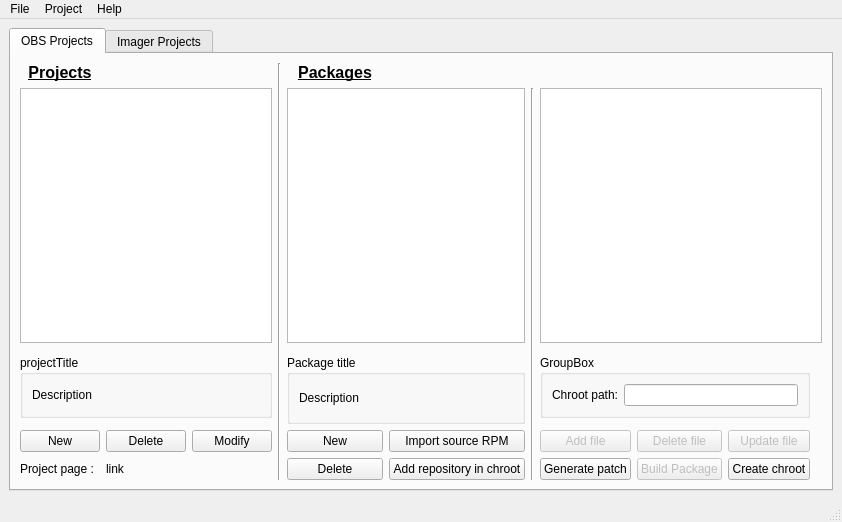
Old version of the form src/ObsLightGui/ui/obsLightMain.ui in the repository ronan22/obs-light.
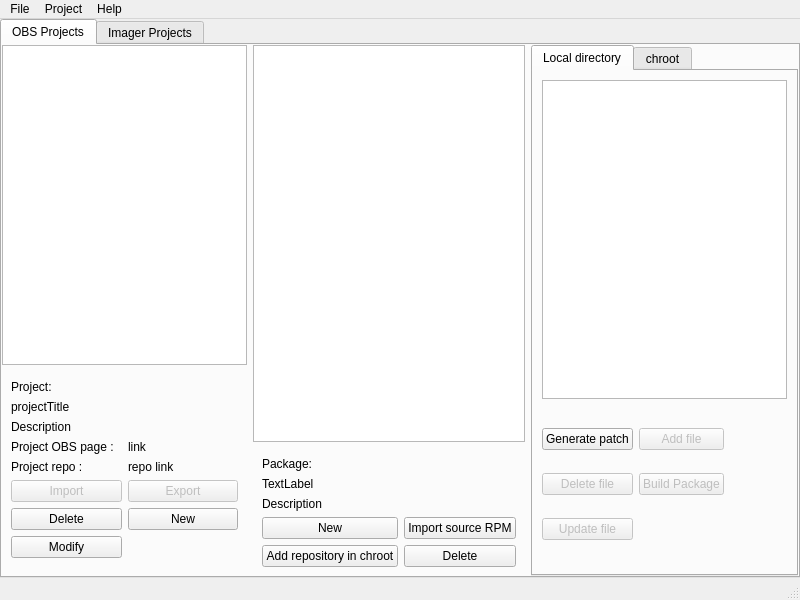
New version of the form. The open tabs and pages were chosen to show the change.

Commit message: - change the UI, redraw hierarchy

Diff of the .ui file:
```diff
--- a/src/ObsLightGui/ui/obsLightMain.ui
+++ b/src/ObsLightGui/ui/obsLightMain.ui
@@ -6,8 +6,8 @@
    <rect>
     <x>0</x>
     <y>0</y>
-    <width>842</width>
-    <height>522</height>
+    <width>800</width>
+    <height>600</height>
    </rect>
   </property>
   <property name="windowTitle">
@@ -24,6 +24,9 @@
     </sizepolicy>
    </property>
    <layout class="QGridLayout" name="gridLayout">
+    <property name="margin">
+     <number>0</number>
+    </property>
     <item row="0" column="0">
      <widget class="QTabWidget" name="mainTabWidget">
       <property name="sizePolicy">
@@ -51,53 +54,72 @@
        <attribute name="title">
         <string>OBS Projects</string>
        </attribute>
-       <layout class="QGridLayout" name="gridLayout_2">
-        <item row="5" column="0">
-         <widget class="QPushButton" name="newObsProjectButton">
-          <property name="locale">
-           <locale language="English" country="UnitedStates"/>
-          </property>
+       <layout class="QHBoxLayout" name="horizontalLayout">
+        <property name="margin">
+         <number>0</number>
+        </property>
+        <item>
+         <widget class="QWidget" name="directoryWidget" native="true">
+          <layout class="QGridLayout" name="gridLayout_15">
+           <property name="margin">
+            <number>0</number>
+           </property>
+           <item row="0" column="2">
+            <widget class="QTabWidget" name="tabWidget">
+             <property name="enabled">
+              <bool>true</bool>
+             </property>
+             <property name="currentIndex">
+              <number>1</number>
+             </property>
+             <widget class="QWidget" name="tab">
+              <attribute name="title">
+               <string>Local directory</string>
+              </attribute>
+              <layout class="QGridLayout" name="gridLayout_12">
+               <item row="0" column="0" rowspan="2" colspan="2">
+                <widget class="QTreeView" name="fileTreeView"/>
+               </item>
+               <item row="2" column="0">
+                <widget class="QWidget" name="widget" native="true">
+                 <layout class="QGridLayout" name="gridLayout_11">
+                  <property name="horizontalSpacing">
+                   <number>-1</number>
+                  </property>
+                  <property name="verticalSpacing">
+                   <number>0</number>
+                  </property>
+                  <property name="margin">
+                   <number>0</number>
+                  </property>
+                  <item row="6" column="2">
+                   <widget class="QPushButton" name="buildPackageButton">
+                    <property name="enabled">
+                     <bool>false</bool>
+                    </property>
           <property name="text">
-           <string>New</string>
+                     <string>Build Package</string>
+                    </property>
+                   </widget>
+                  </item>
+                  <item row="6" column="1">
+                   <widget class="QPushButton" name="deleteFileButton">
+                    <property name="enabled">
+                     <bool>false</bool>
+                    </property>
+                    <property name="text">
+                     <string>Delete file</string>
           </property>
          </widget>
         </item>
         <item row="5" column="1">
-         <widget class="QPushButton" name="deleteObsProjectButton">
+                   <widget class="QPushButton" name="generatePatchButton">
           <property name="text">
-           <string>Delete</string>
+                     <string>Generate patch</string>
           </property>
          </widget>
         </item>
         <item row="5" column="2">
-         <widget class="QPushButton" name="modifyObsProjectButton">
-          <property name="text">
-           <string>Modify</string>
-          </property>
-         </widget>
-        </item>
-        <item row="0" column="3" rowspan="7">
-         <widget class="Line" name="line">
-          <property name="orientation">
-           <enum>Qt::Vertical</enum>
-          </property>
-         </widget>
-        </item>
-        <item row="5" column="5">
-         <widget class="QPushButton" name="newPackageButton">
-          <property name="text">
-           <string>New</string>
-          </property>
-         </widget>
-        </item>
-        <item row="1" column="8" rowspan="6">
-         <widget class="Line" name="line_2">
-          <property name="orientation">
-           <enum>Qt::Vertical</enum>
-          </property>
-         </widget>
-        </item>
-        <item row="5" column="9">
          <widget class="QPushButton" name="addFileButton">
           <property name="enabled">
            <bool>false</bool>
@@ -107,17 +129,7 @@
           </property>
          </widget>
         </item>
-        <item row="5" column="10">
-         <widget class="QPushButton" name="deleteFileButton">
-          <property name="enabled">
-           <bool>false</bool>
-          </property>
-          <property name="text">
-           <string>Delete file</string>
-          </property>
-         </widget>
-        </item>
-        <item row="5" column="11">
+                  <item row="7" column="1">
          <widget class="QPushButton" name="updateFileButton">
           <property name="enabled">
            <bool>false</bool>
@@ -127,74 +139,94 @@
           </property>
          </widget>
         </item>
-        <item row="0" column="5">
-         <widget class="QLabel" name="packagesLabel">
-          <property name="font">
-           <font>
-            <pointsize>12</pointsize>
-            <weight>75</weight>
-            <bold>true</bold>
-            <underline>true</underline>
-           </font>
-          </property>
+                 </layout>
+                </widget>
+               </item>
+              </layout>
+             </widget>
+             <widget class="QWidget" name="tab_2">
+              <attribute name="title">
+               <string>chroot</string>
+              </attribute>
+              <layout class="QGridLayout" name="gridLayout_13">
+               <item row="0" column="0" rowspan="2" colspan="2">
+                <widget class="QListView" name="listView"/>
+               </item>
+               <item row="2" column="0">
+                <widget class="QWidget" name="widget_2" native="true">
+                 <layout class="QGridLayout" name="gridLayout_14">
+                  <item row="1" column="0">
+                   <widget class="QLabel" name="chrootLabel">
           <property name="text">
-           <string>Packages</string>
+                     <string>Chroot path:</string>
           </property>
           <property name="alignment">
-           <set>Qt::AlignCenter</set>
+                     <set>Qt::AlignRight|Qt::AlignTrailing|Qt::AlignVCenter</set>
           </property>
          </widget>
         </item>
-        <item row="0" column="0">
-         <widget class="QLabel" name="projectLabel">
-          <property name="font">
-           <font>
-            <pointsize>12</pointsize>
-            <weight>75</weight>
-            <bold>true</bold>
-            <underline>true</underline>
-           </font>
-          </property>
+                  <item row="0" column="1">
+                   <widget class="QPushButton" name="createChrootButton">
           <property name="text">
-           <string>Projects</string>
-          </property>
-          <property name="alignment">
-           <set>Qt::AlignCenter</set>
-          </property>
-         </widget>
-        </item>
-        <item row="6" column="9">
-         <widget class="QPushButton" name="generatePatchButton">
-          <property name="text">
-           <string>Generate patch</string>
+                     <string>Create chroot</string>
+                    </property>
+                   </widget>
+                  </item>
+                  <item row="1" column="1">
+                   <widget class="QLineEdit" name="chrootPathLineEdit">
+                    <property name="readOnly">
+                     <bool>true</bool>
           </property>
          </widget>
         </item>
-        <item row="6" column="10">
-         <widget class="QPushButton" name="buildPackageButton">
+                 </layout>
+                </widget>
+               </item>
+              </layout>
+             </widget>
+            </widget>
+           </item>
+           <item row="0" column="1">
+            <widget class="QWidget" name="packageWidget" native="true">
           <property name="enabled">
+              <bool>true</bool>
+             </property>
+             <layout class="QVBoxLayout" name="verticalLayout_2">
+              <property name="margin">
+               <number>0</number>
+              </property>
+              <item>
+               <widget class="QTableView" name="packageTableView">
+                <attribute name="verticalHeaderVisible">
            <bool>false</bool>
-          </property>
+                </attribute>
+               </widget>
+              </item>
+              <item>
+               <widget class="QWidget" name="packageWidget" native="true">
+                <layout class="QGridLayout" name="gridLayout_10">
+                 <item row="3" column="0">
+                  <widget class="QLabel" name="ProjectDescriptionlabel">
+                   <property name="text">
+                    <string>Description</string>
+                   </property>
+                  </widget>
+                 </item>
+                 <item row="4" column="0">
+                  <widget class="QPushButton" name="newPackageButton">
           <property name="text">
-           <string>Build Package</string>
+                    <string>New</string>
           </property>
          </widget>
         </item>
-        <item row="6" column="6">
+                 <item row="6" column="0">
          <widget class="QPushButton" name="addRepoInChrootButton">
           <property name="text">
            <string>Add repository in chroot</string>
           </property>
          </widget>
         </item>
-        <item row="6" column="5">
-         <widget class="QPushButton" name="deletePackageButton">
-          <property name="text">
-           <string>Delete</string>
-          </property>
-         </widget>
-        </item>
-        <item row="5" column="6">
+                 <item row="4" column="1">
          <widget class="QPushButton" name="importRpmButton">
           <property name="enabled">
            <bool>true</bool>
@@ -204,10 +236,78 @@
           </property>
          </widget>
         </item>
-        <item row="6" column="0">
-         <widget class="QLabel" name="projectPageLabel">
+                 <item row="6" column="1">
+                  <widget class="QPushButton" name="deletePackageButton">
           <property name="text">
-           <string>Project page :</string>
+                    <string>Delete</string>
+                   </property>
+                  </widget>
+                 </item>
+                 <item row="1" column="0">
+                  <widget class="QLabel" name="label_2">
+                   <property name="text">
+                    <string>Package:</string>
+                   </property>
+                  </widget>
+                 </item>
+                 <item row="2" column="0">
+                  <widget class="QLabel" name="label_4">
+                   <property name="text">
+                    <string>TextLabel</string>
+                   </property>
+                  </widget>
+                 </item>
+                </layout>
+               </widget>
+              </item>
+             </layout>
+            </widget>
+           </item>
+           <item row="0" column="0">
+            <widget class="QWidget" name="projectsWidget" native="true">
+             <property name="enabled">
+              <bool>true</bool>
+             </property>
+             <layout class="QVBoxLayout" name="verticalLayout">
+              <property name="leftMargin">
+               <number>0</number>
+              </property>
+              <property name="topMargin">
+               <number>0</number>
+              </property>
+              <property name="rightMargin">
+               <number>0</number>
+              </property>
+              <item>
+               <widget class="QListWidget" name="obsProjectsListWidget">
+                <property name="autoScrollMargin">
+                 <number>16</number>
+                </property>
+                <property name="resizeMode">
+                 <enum>QListView::Adjust</enum>
+                </property>
+                <property name="sortingEnabled">
+                 <bool>false</bool>
+                </property>
+               </widget>
+              </item>
+              <item>
+               <widget class="QWidget" name="projectWidget" native="true">
+                <property name="accessibleName">
+                 <string/>
+                </property>
+                <layout class="QGridLayout" name="gridLayout_9">
+                 <item row="4" column="0">
+                  <widget class="QLabel" name="projectDescriptionlabel">
+                   <property name="text">
+                    <string>Description</string>
+                   </property>
+                  </widget>
+                 </item>
+                 <item row="5" column="0">
+                  <widget class="QLabel" name="projectPageLabel_2">
+                   <property name="text">
+                    <string>Project OBS page :</string>
           </property>
           <property name="textFormat">
            <enum>Qt::RichText</enum>
@@ -220,21 +320,15 @@
           </property>
          </widget>
         </item>
-        <item row="1" column="0" colspan="3">
-         <widget class="QListWidget" name="obsProjectsListWidget"/>
-        </item>
-        <item row="1" column="5" colspan="2">
-         <widget class="QTableView" name="packageTableView">
-          <attribute name="verticalHeaderVisible">
-           <bool>false</bool>
-          </attribute>
-         </widget>
-        </item>
-        <item row="1" column="9" colspan="5">
-         <widget class="QTreeView" name="fileTreeView"/>
-        </item>
-        <item row="6" column="1" colspan="2">
-         <widget class="QLabel" name="projectPageLinkLabel">
+                 <item row="9" column="0">
+                  <widget class="QPushButton" name="modifyObsProjectButton_2">
+                   <property name="text">
+                    <string>Modify</string>
+                   </property>
+                  </widget>
+                 </item>
+                 <item row="5" column="1">
+                  <widget class="QLabel" name="projectPageLinkLabel_2">
           <property name="text">
            <string>link</string>
           </property>
@@ -246,75 +340,85 @@
           </property>
          </widget>
         </item>
-        <item row="3" column="0" colspan="3">
-         <widget class="QGroupBox" name="projectGroupBox">
-          <property name="accessibleName">
-           <string/>
-          </property>
-          <property name="title">
+                 <item row="8" column="1">
+                  <widget class="QPushButton" name="newObsProjectButton_2">
+                   <property name="locale">
+                    <locale language="English" country="UnitedStates"/>
+                   </property>
+                   <property name="text">
+                    <string>New</string>
+                   </property>
+                  </widget>
+                 </item>
+                 <item row="8" column="0">
+                  <widget class="QPushButton" name="deleteObsProjectButton">
+                   <property name="text">
+                    <string>Delete</string>
+                   </property>
+                  </widget>
+                 </item>
+                 <item row="7" column="0">
+                  <widget class="QPushButton" name="importObsProjectButton">
+                   <property name="enabled">
+                    <bool>false</bool>
+                   </property>
+                   <property name="text">
+                    <string>Import</string>
+                   </property>
+                  </widget>
+                 </item>
+                 <item row="7" column="1">
+                  <widget class="QPushButton" name="exportObsProjectButton">
+                   <property name="enabled">
+                    <bool>false</bool>
+                   </property>
+                   <property name="text">
+                    <string>Export</string>
+                   </property>
+                  </widget>
+                 </item>
+                 <item row="2" column="0">
+                  <widget class="QLabel" name="projectLabel_2">
+                   <property name="text">
+                    <string>Project:</string>
+                   </property>
+                  </widget>
+                 </item>
+                 <item row="3" column="0">
+                  <widget class="QLabel" name="projectTitleLabel">
+                   <property name="text">
            <string>projectTitle</string>
           </property>
-          <property name="flat">
-           <bool>false</bool>
-          </property>
-          <layout class="QGridLayout" name="gridLayout_9">
-           <item row="3" column="0">
-            <widget class="QLabel" name="projectDescriptionlabel">
+                  </widget>
+                 </item>
+                 <item row="6" column="0">
+                  <widget class="QLabel" name="projectRepoPageLabel">
              <property name="text">
-              <string>Description</string>
+                    <string>Project repo :</string>
              </property>
             </widget>
            </item>
-          </layout>
-         </widget>
-        </item>
-        <item row="3" column="5" rowspan="2" colspan="2">
-         <widget class="QGroupBox" name="packageGroupBox">
-          <property name="title">
-           <string>Package title</string>
-          </property>
-          <layout class="QGridLayout" name="gridLayout_10">
-           <item row="0" column="0">
-            <widget class="QLabel" name="ProjectDescriptionlabel">
+                 <item row="6" column="1">
+                  <widget class="QLabel" name="projectRepoPageLinkLabel">
              <property name="text">
-              <string>Description</string>
+                    <string>repo link</string>
              </property>
             </widget>
            </item>
-          </layout>
-         </widget>
-        </item>
-        <item row="3" column="9" colspan="3">
-         <widget class="QGroupBox" name="groupBox">
-          <property name="title">
-           <string>GroupBox</string>
-          </property>
-          <layout class="QGridLayout" name="gridLayout_11">
-           <item row="0" column="0">
-            <widget class="QLabel" name="chrootLabel">
+                 <item row="2" column="1">
+                  <widget class="QLabel" name="projectObsLightName">
              <property name="text">
-              <string>Chroot path:</string>
-             </property>
-             <property name="alignment">
-              <set>Qt::AlignRight|Qt::AlignTrailing|Qt::AlignVCenter</set>
-             </property>
-            </widget>
-           </item>
-           <item row="0" column="1">
-            <widget class="QLineEdit" name="chrootPathLineEdit">
-             <property name="readOnly">
-              <bool>true</bool>
-             </property>
+                    <string/>
+                   </property>
+                  </widget>
+                 </item>
+                </layout>
             </widget>
            </item>
           </layout>
          </widget>
         </item>
-        <item row="6" column="11">
-         <widget class="QPushButton" name="createChrootButton">
-          <property name="text">
-           <string>Create chroot</string>
-          </property>
+          </layout>
          </widget>
         </item>
        </layout>
@@ -815,7 +919,7 @@
     <rect>
      <x>0</x>
      <y>0</y>
-     <width>842</width>
+     <width>800</width>
      <height>20</height>
     </rect>
    </property>
```
Left out of the diff: 67 changed lines with no effect on the pictures. Lines whose indentation alone changed are shown as unchanged.
